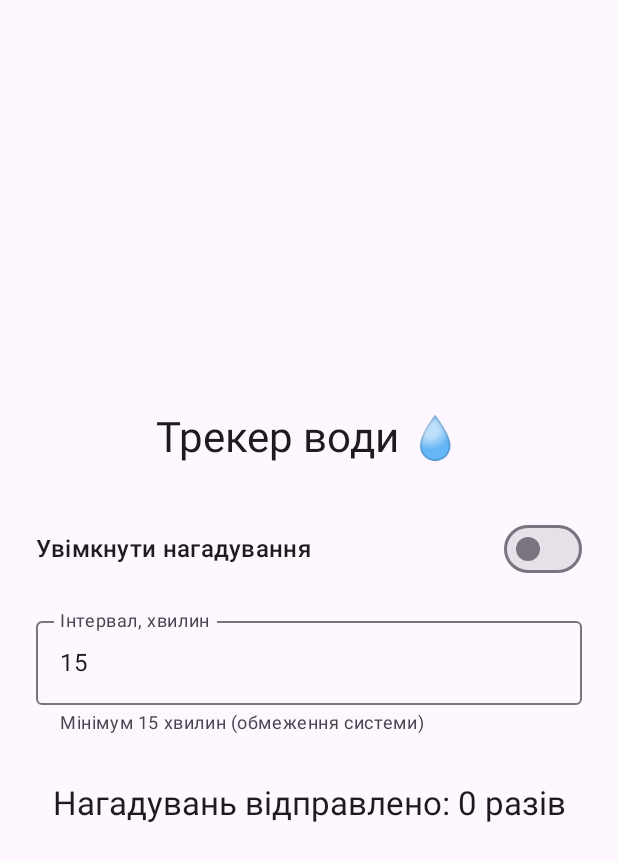
After one commit to shchursasha1/kotlin-course, an Android app built with Jetpack Compose: the WaterReminderActivity screen opened directly, with no data from a screen before it, on a phone screen of 412 x 824 dp. The commit adds this screen. Shown: the top 861 px of the screen. Run offline under Robolectric (Android 15) with nearby library versions, the phone set to English and light mode, and no system bars; our stand-ins replace Timber.

Commit message:
Android homework 2.16 - Water reminder with WorkManager and SharedPreferences

```diff
--- a/android/android_homeworks/app/src/main/AndroidManifest.xml
+++ b/android/android_homeworks/app/src/main/AndroidManifest.xml
@@ -53,6 +53,8 @@
 
         <activity android:name=".work.WorkManagerActivity" />
 
+        <activity android:name=".water.WaterReminderActivity" />
+
         <service
             android:name=".service.TimerForegroundService"
             android:exported="false"
--- a/android/android_homeworks/app/src/main/java/com/example/homework2_1/MainActivity.kt
+++ b/android/android_homeworks/app/src/main/java/com/example/homework2_1/MainActivity.kt
@@ -16,6 +16,7 @@ import com.example.homework2_1.coroutines.DiceCoroutinesActivity
 import com.example.homework2_1.flow.DownloadActivity
 import com.example.homework2_1.flowcomparison.FlowComparisonActivity
 import com.example.homework2_1.service.ServiceTimerActivity
+import com.example.homework2_1.water.WaterReminderActivity
 import com.example.homework2_1.work.WorkManagerActivity
 import timber.log.Timber
 
@@ -114,6 +115,10 @@ class MainActivity : AppCompatActivity() {
         findViewById<Button>(R.id.openWorkManagerButton).setOnClickListener {
             startActivity(Intent(this, WorkManagerActivity::class.java))
         }
+
+        findViewById<Button>(R.id.openWaterReminderButton).setOnClickListener {
+            startActivity(Intent(this, WaterReminderActivity::class.java))
+        }
     }
 
     override fun onStart() {
--- /dev/null
+++ b/android/android_homeworks/app/src/main/java/com/example/homework2_1/water/WaterReminderActivity.kt
@@ -0,0 +1,142 @@
+package com.example.homework2_1.water
+
+import android.Manifest
+import android.content.pm.PackageManager
+import android.os.Build
+import android.os.Bundle
+import androidx.activity.ComponentActivity
+import androidx.activity.compose.rememberLauncherForActivityResult
+import androidx.activity.compose.setContent
+import androidx.activity.enableEdgeToEdge
+import androidx.activity.result.contract.ActivityResultContracts
+import androidx.activity.viewModels
+import androidx.compose.foundation.isSystemInDarkTheme
+import androidx.compose.foundation.layout.Arrangement
+import androidx.compose.foundation.layout.Column
+import androidx.compose.foundation.layout.Row
+import androidx.compose.foundation.layout.Spacer
+import androidx.compose.foundation.layout.fillMaxSize
+import androidx.compose.foundation.layout.fillMaxWidth
+import androidx.compose.foundation.layout.height
+import androidx.compose.foundation.layout.padding
+import androidx.compose.foundation.text.KeyboardOptions
+import androidx.compose.material3.MaterialTheme
+import androidx.compose.material3.OutlinedTextField
+import androidx.compose.material3.Scaffold
+import androidx.compose.material3.Switch
+import androidx.compose.material3.Text
+import androidx.compose.material3.darkColorScheme
+import androidx.compose.material3.lightColorScheme
+import androidx.compose.runtime.Composable
+import androidx.compose.runtime.getValue
+import androidx.compose.ui.Alignment
+import androidx.compose.ui.Modifier
+import androidx.compose.ui.platform.LocalContext
+import androidx.compose.ui.res.stringResource
+import androidx.compose.ui.text.input.KeyboardType
+import androidx.compose.ui.unit.dp
+import androidx.core.content.ContextCompat
+import androidx.lifecycle.compose.collectAsStateWithLifecycle
+import com.example.homework2_1.R
+
+class WaterReminderActivity : ComponentActivity() {
+
+    private val viewModel: WaterViewModel by viewModels()
+
+    override fun onCreate(savedInstanceState: Bundle?) {
+        super.onCreate(savedInstanceState)
+        enableEdgeToEdge()
+        setContent {
+            val colors = if (isSystemInDarkTheme()) darkColorScheme() else lightColorScheme()
+            MaterialTheme(colorScheme = colors) {
+                WaterReminderScreen(viewModel)
+            }
+        }
+    }
+}
+
+@Composable
+fun WaterReminderScreen(viewModel: WaterViewModel) {
+    val isEnabled by viewModel.isEnabled.collectAsStateWithLifecycle()
+    val interval by viewModel.interval.collectAsStateWithLifecycle()
+    val sentCount by viewModel.sentCount.collectAsStateWithLifecycle()
+    val context = LocalContext.current
+
+    fun start() {
+        viewModel.startReminder(interval.toLongOrNull() ?: 15L)
+    }
+
+    // Asks for POST_NOTIFICATIONS, then starts anyway:
+    // without the permission the Worker runs, only the notification is not shown
+    val permissionLauncher = rememberLauncherForActivityResult(
+        ActivityResultContracts.RequestPermission()
+    ) { _ ->
+        start()
+    }
+
+    Scaffold { innerPadding ->
+        Column(
+            modifier = Modifier
+                .fillMaxSize()
+                .padding(innerPadding)
+                .padding(24.dp),
+            verticalArrangement = Arrangement.Center,
+            horizontalAlignment = Alignment.CenterHorizontally
+        ) {
+            Text(
+                text = stringResource(R.string.water_title),
+                style = MaterialTheme.typography.headlineMedium
+            )
+            Spacer(modifier = Modifier.height(32.dp))
+
+            Row(
+                modifier = Modifier.fillMaxWidth(),
+                verticalAlignment = Alignment.CenterVertically
+            ) {
+                Text(
+                    text = stringResource(R.string.water_switch),
+                    style = MaterialTheme.typography.titleMedium,
+                    modifier = Modifier.weight(1f)
+                )
+                Switch(
+                    checked = isEnabled,
+                    onCheckedChange = { checked ->
+                        if (checked) {
+                            val needsPermission =
+                                Build.VERSION.SDK_INT >= Build.VERSION_CODES.TIRAMISU &&
+                                    ContextCompat.checkSelfPermission(
+                                        context, Manifest.permission.POST_NOTIFICATIONS
+                                    ) != PackageManager.PERMISSION_GRANTED
+                            if (needsPermission) {
+                                permissionLauncher.launch(Manifest.permission.POST_NOTIFICATIONS)
+                            } else {
+                                start()
+                            }
+                        } else {
+                            viewModel.stopReminder()
+                        }
+                    }
+                )
+            }
+            Spacer(modifier = Modifier.height(16.dp))
+
+            // The interval can be changed only while reminders are off
+            OutlinedTextField(
+                value = interval,
+                onValueChange = { viewModel.onIntervalChange(it) },
+                label = { Text(stringResource(R.string.water_interval)) },
+                supportingText = { Text(stringResource(R.string.water_interval_hint)) },
+                enabled = !isEnabled,
+                singleLine = true,
+                keyboardOptions = KeyboardOptions(keyboardType = KeyboardType.Number),
+                modifier = Modifier.fillMaxWidth()
+            )
+            Spacer(modifier = Modifier.height(32.dp))
+
+            Text(
+                text = "Нагадувань відправлено: $sentCount разів",
+                style = MaterialTheme.typography.titleLarge
+            )
+        }
+    }
+}
--- /dev/null
+++ b/android/android_homeworks/app/src/main/java/com/example/homework2_1/water/WaterViewModel.kt
@@ -0,0 +1,90 @@
+package com.example.homework2_1.water
+
+import android.app.Application
+import android.content.Context
+import android.content.SharedPreferences
+import androidx.core.content.edit
+import androidx.lifecycle.AndroidViewModel
+import androidx.work.ExistingPeriodicWorkPolicy
+import androidx.work.PeriodicWorkRequestBuilder
+import androidx.work.WorkManager
+import kotlinx.coroutines.flow.MutableStateFlow
+import kotlinx.coroutines.flow.StateFlow
+import kotlinx.coroutines.flow.asStateFlow
+import java.util.concurrent.TimeUnit
+
+// AndroidViewModel: needs the Application context for WorkManager and SharedPreferences
+class WaterViewModel(application: Application) : AndroidViewModel(application) {
+
+    private val context = application
+    private val prefs = context.getSharedPreferences(
+        WaterReminderWorker.PREFS_NAME, Context.MODE_PRIVATE
+    )
+
+    // Switch and interval are saved too, so the screen looks the same after a restart
+    private val _isEnabled = MutableStateFlow(prefs.getBoolean(KEY_ENABLED, false))
+    val isEnabled: StateFlow<Boolean> = _isEnabled.asStateFlow()
+
+    private val _interval = MutableStateFlow(prefs.getString(KEY_INTERVAL, "15") ?: "15")
+    val interval: StateFlow<String> = _interval.asStateFlow()
+
+    private val _sentCount = MutableStateFlow(prefs.getInt(WaterReminderWorker.KEY_SENT_COUNT, 0))
+    val sentCount: StateFlow<Int> = _sentCount.asStateFlow()
+
+    // The Worker changes the counter in SharedPreferences, this listener shows it on the screen.
+    // It is kept in a field: SharedPreferences holds listeners as weak references.
+    private val prefsListener = SharedPreferences.OnSharedPreferenceChangeListener { _, key ->
+        if (key == WaterReminderWorker.KEY_SENT_COUNT) {
+            _sentCount.value = prefs.getInt(WaterReminderWorker.KEY_SENT_COUNT, 0)
+        }
+    }
+
+    init {
+        prefs.registerOnSharedPreferenceChangeListener(prefsListener)
+    }
+
+    fun onIntervalChange(text: String) {
+        // Only digits
+        _interval.value = text.filter { it.isDigit() }
+    }
+
+    fun startReminder(intervalMinutes: Long) {
+        // The system minimum for periodic work is 15 minutes
+        val safeInterval = if (intervalMinutes < 15) 15L else intervalMinutes
+
+        val request = PeriodicWorkRequestBuilder<WaterReminderWorker>(
+            safeInterval, TimeUnit.MINUTES
+        ).build()
+
+        // UPDATE: replaces the old settings of the job with the same name
+        WorkManager.getInstance(context).enqueueUniquePeriodicWork(
+            WORK_NAME,
+            ExistingPeriodicWorkPolicy.UPDATE,
+            request
+        )
+
+        _interval.value = safeInterval.toString()
+        _isEnabled.value = true
+        prefs.edit {
+            putBoolean(KEY_ENABLED, true)
+            putString(KEY_INTERVAL, safeInterval.toString())
+        }
+    }
+
+    fun stopReminder() {
+        WorkManager.getInstance(context).cancelUniqueWork(WORK_NAME)
+        _isEnabled.value = false
+        prefs.edit { putBoolean(KEY_ENABLED, false) }
+    }
+
+    override fun onCleared() {
+        prefs.unregisterOnSharedPreferenceChangeListener(prefsListener)
+        super.onCleared()
+    }
+
+    companion object {
+        private const val WORK_NAME = "water_reminder"
+        private const val KEY_ENABLED = "reminder_enabled"
+        private const val KEY_INTERVAL = "interval_minutes"
+    }
+}
--- a/android/android_homeworks/app/src/main/res/layout/activity_main.xml
+++ b/android/android_homeworks/app/src/main/res/layout/activity_main.xml
@@ -160,6 +160,12 @@
         android:layout_height="wrap_content"
         android:text="@string/open_work_manager" />
 
+    <Button
+        android:id="@+id/openWaterReminderButton"
+        android:layout_width="match_parent"
+        android:layout_height="wrap_content"
+        android:text="@string/open_water_reminder" />
+
 </LinearLayout>
 
 </ScrollView>
--- a/android/android_homeworks/app/src/main/res/values/strings.xml
+++ b/android/android_homeworks/app/src/main/res/values/strings.xml
@@ -33,6 +33,11 @@
     <string name="open_work_manager">Синхронізація новин (WorkManager)</string>
     <string name="work_sync_now">Синхронізувати зараз</string>
     <string name="work_night_sync">Увімкнути нічну синхронізацію</string>
+    <string name="open_water_reminder">Нагадування «Випий води!» (WorkManager)</string>
+    <string name="water_title">Трекер води 💧</string>
+    <string name="water_switch">Увімкнути нагадування</string>
+    <string name="water_interval">Інтервал, хвилин</string>
+    <string name="water_interval_hint">Мінімум 15 хвилин (обмеження системи)</string>
     <string name="open_coroutine_errors">Помилки та скасування корутин</string>
     <string name="errors_logcat_hint">Результати дивіться в Logcat (тег CoroutineErrors)</string>
     <string name="errors_start">Start</string>
```
Also changed, not shown: android/android_homeworks/app/src/main/java/com/example/homework2_1/water/WaterReminderWorker.kt (added, +75 -0 lines), android/android_homeworks/app/src/main/res/drawable/ic_water_drop.xml (added, +11 -0 lines).
